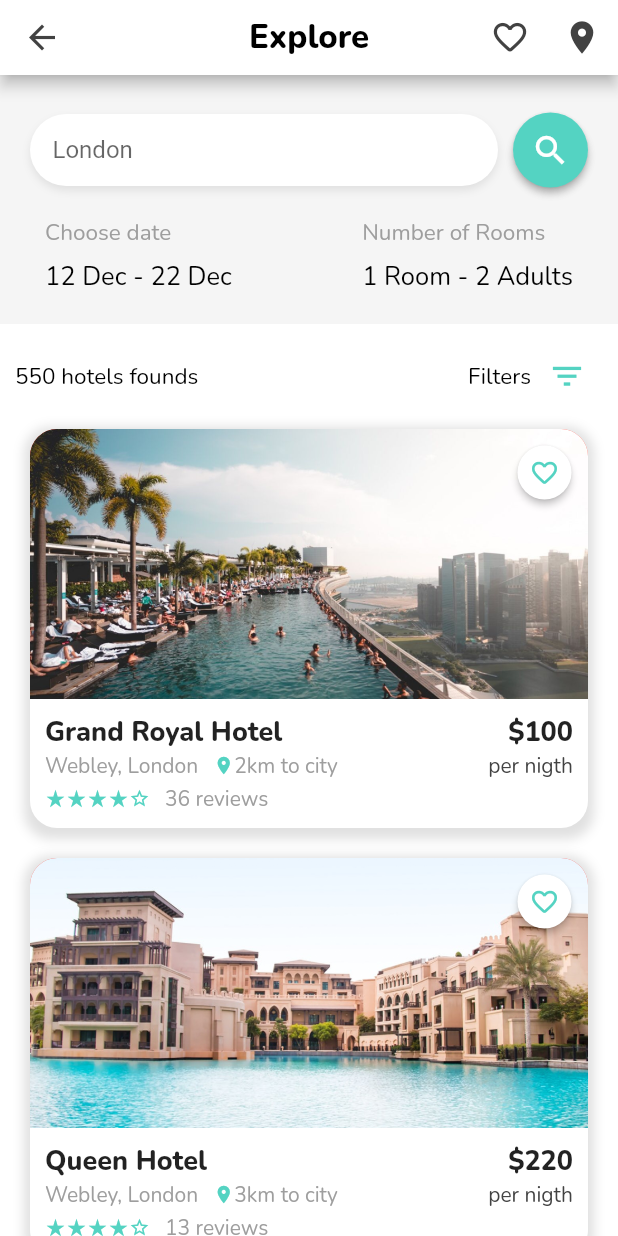
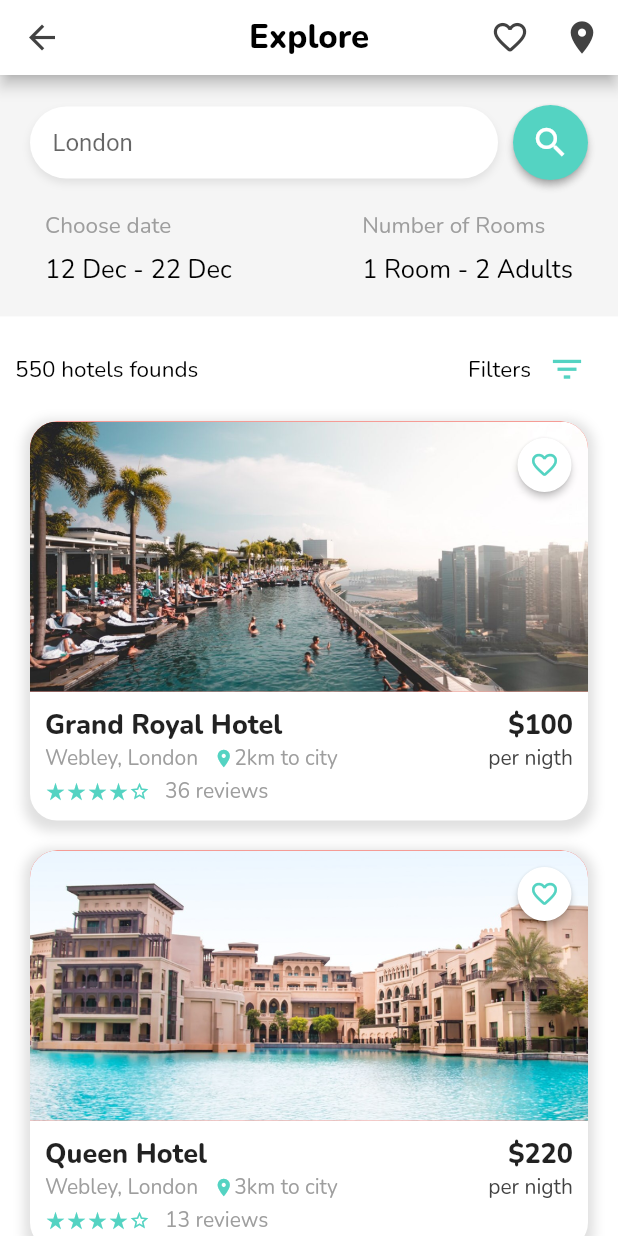
Before and after one commit to Dheliosis/flutter_hotels, a Flutter app: the screen it shows after launch, on a phone screen of 412 x 824 dp. Run offline on Flutter 3.47's test engine with Material 2 defaults, Android fonts, the phone set to English and light mode, and no system bars; our stand-ins replace google_fonts.

Commit message:
fix padding

```diff
--- a/lib/main.dart
+++ b/lib/main.dart
@@ -86,7 +86,7 @@ class SearchSection extends StatelessWidget {
   Widget build(BuildContext context) {
     return Container(
       color: Colors.grey[100],
-      padding: EdgeInsets.fromLTRB(20, 25, 20, 10),
+      padding: EdgeInsets.fromLTRB(20, 20, 20, 10),
       child: Column(
         children: [
           Row(
```
